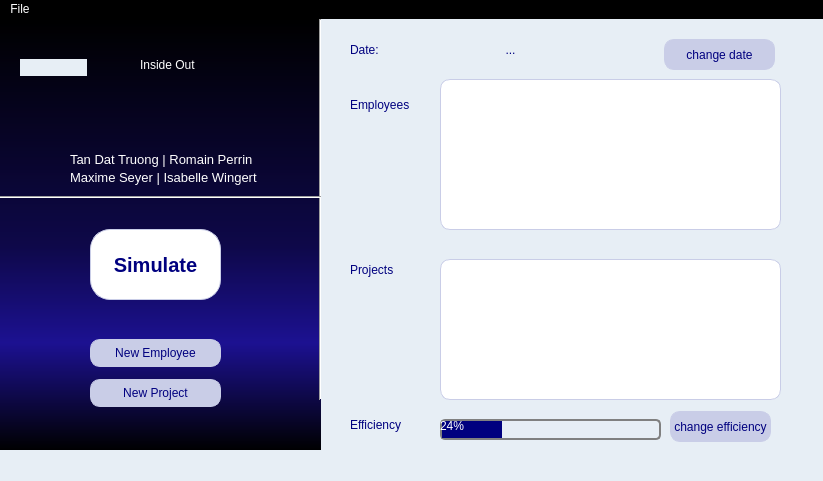
Romain96/M2S3_QualiteERP, file mainwindow.ui: the form before one commit.
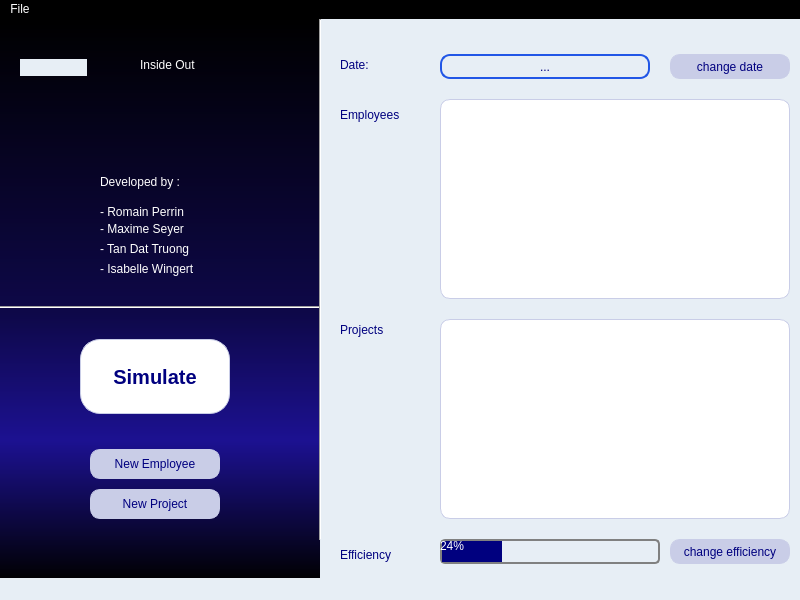
The form after the commit.

The edit to the form file:
```diff
--- a/mainwindow.ui
+++ b/mainwindow.ui
@@ -6,10 +6,22 @@
    <rect>
     <x>0</x>
     <y>0</y>
-    <width>823</width>
-    <height>481</height>
+    <width>800</width>
+    <height>600</height>
    </rect>
   </property>
+  <property name="minimumSize">
+   <size>
+    <width>800</width>
+    <height>600</height>
+   </size>
+  </property>
+  <property name="maximumSize">
+   <size>
+    <width>800</width>
+    <height>600</height>
+   </size>
+  </property>
   <property name="windowTitle">
    <string>MainWindow</string>
   </property>
@@ -29,11 +41,23 @@
     <property name="geometry">
      <rect>
       <x>90</x>
-      <y>360</y>
-      <width>131</width>
-      <height>28</height>
+      <y>470</y>
+      <width>130</width>
+      <height>30</height>
      </rect>
     </property>
+    <property name="minimumSize">
+     <size>
+      <width>130</width>
+      <height>30</height>
+     </size>
+    </property>
+    <property name="maximumSize">
+     <size>
+      <width>130</width>
+      <height>30</height>
+     </size>
+    </property>
     <property name="styleSheet">
      <string notr="true">QPushButton:!hover {
 background-color:rgb(201, 205, 231);
@@ -81,11 +105,23 @@
     <property name="geometry">
      <rect>
       <x>440</x>
-      <y>400</y>
-      <width>221</width>
-      <height>21</height>
+      <y>520</y>
+      <width>220</width>
+      <height>25</height>
      </rect>
     </property>
+    <property name="minimumSize">
+     <size>
+      <width>220</width>
+      <height>25</height>
+     </size>
+    </property>
+    <property name="maximumSize">
+     <size>
+      <width>220</width>
+      <height>25</height>
+     </size>
+    </property>
     <property name="styleSheet">
      <string notr="true">QProgressBar {
 border: 2px solid grey;
@@ -106,8 +142,8 @@
    <widget class="QLabel" name="label_efficiency">
     <property name="geometry">
      <rect>
-      <x>350</x>
-      <y>390</y>
+      <x>340</x>
+      <y>520</y>
       <width>71</width>
       <height>31</height>
      </rect>
@@ -122,7 +158,7 @@
       <x>310</x>
       <y>0</y>
       <width>20</width>
-      <height>381</height>
+      <height>521</height>
      </rect>
     </property>
     <property name="styleSheet">
@@ -136,8 +172,8 @@
     <property name="geometry">
      <rect>
       <x>0</x>
-      <y>170</y>
-      <width>321</width>
+      <y>280</y>
+      <width>320</width>
       <height>16</height>
      </rect>
     </property>
@@ -148,29 +184,11 @@
      <enum>Qt::Horizontal</enum>
     </property>
    </widget>
-   <widget class="QLabel" name="label_dev_team1">
-    <property name="geometry">
-     <rect>
-      <x>70</x>
-      <y>130</y>
-      <width>191</width>
-      <height>21</height>
-     </rect>
-    </property>
-    <property name="styleSheet">
-     <string notr="true">background-color:none;
-font-size:10pt;
-color:white;</string>
-    </property>
-    <property name="text">
-     <string>Tan Dat Truong | Romain Perrin</string>
-    </property>
-   </widget>
    <widget class="QLabel" name="label_projects">
     <property name="geometry">
      <rect>
-      <x>350</x>
-      <y>240</y>
+      <x>340</x>
+      <y>300</y>
       <width>71</width>
       <height>21</height>
      </rect>
@@ -183,11 +201,23 @@
     <property name="geometry">
      <rect>
       <x>90</x>
-      <y>320</y>
-      <width>131</width>
-      <height>28</height>
+      <y>430</y>
+      <width>130</width>
+      <height>30</height>
      </rect>
     </property>
+    <property name="minimumSize">
+     <size>
+      <width>130</width>
+      <height>30</height>
+     </size>
+    </property>
+    <property name="maximumSize">
+     <size>
+      <width>130</width>
+      <height>30</height>
+     </size>
+    </property>
     <property name="styleSheet">
      <string notr="true">QPushButton:!hover {
 background-color:rgb(201, 205, 231);
@@ -216,12 +246,24 @@
    <widget class="QPushButton" name="pushButton_simulate">
     <property name="geometry">
      <rect>
-      <x>90</x>
-      <y>210</y>
-      <width>131</width>
-      <height>71</height>
+      <x>80</x>
+      <y>320</y>
+      <width>150</width>
+      <height>75</height>
      </rect>
     </property>
+    <property name="minimumSize">
+     <size>
+      <width>150</width>
+      <height>75</height>
+     </size>
+    </property>
+    <property name="maximumSize">
+     <size>
+      <width>150</width>
+      <height>75</height>
+     </size>
+    </property>
     <property name="styleSheet">
      <string notr="true">QPushButton:hover {
 background-color:rgb(85, 86, 200);
@@ -252,8 +294,8 @@
    <widget class="QLabel" name="label_employees">
     <property name="geometry">
      <rect>
-      <x>350</x>
-      <y>70</y>
+      <x>340</x>
+      <y>80</y>
       <width>81</width>
       <height>31</height>
      </rect>
@@ -266,11 +308,23 @@
     <property name="geometry">
      <rect>
       <x>440</x>
-      <y>60</y>
-      <width>341</width>
-      <height>151</height>
+      <y>80</y>
+      <width>350</width>
+      <height>200</height>
      </rect>
     </property>
+    <property name="minimumSize">
+     <size>
+      <width>350</width>
+      <height>200</height>
+     </size>
+    </property>
+    <property name="maximumSize">
+     <size>
+      <width>350</width>
+      <height>200</height>
+     </size>
+    </property>
     <property name="styleSheet">
      <string notr="true">    border-radius:10px;
     border:1px solid rgb(201, 205, 231);
@@ -281,11 +335,23 @@
     <property name="geometry">
      <rect>
       <x>440</x>
-      <y>240</y>
-      <width>341</width>
-      <height>141</height>
+      <y>300</y>
+      <width>350</width>
+      <height>200</height>
      </rect>
     </property>
+    <property name="minimumSize">
+     <size>
+      <width>350</width>
+      <height>200</height>
+     </size>
+    </property>
+    <property name="maximumSize">
+     <size>
+      <width>350</width>
+      <height>200</height>
+     </size>
+    </property>
     <property name="styleSheet">
      <string notr="true">    border-radius:10px;
     border:1px solid rgb(201, 205, 231);
@@ -297,10 +363,22 @@
      <rect>
       <x>0</x>
       <y>0</y>
-      <width>321</width>
-      <height>431</height>
+      <width>320</width>
+      <height>561</height>
      </rect>
     </property>
+    <property name="minimumSize">
+     <size>
+      <width>320</width>
+      <height>0</height>
+     </size>
+    </property>
+    <property name="maximumSize">
+     <size>
+      <width>320</width>
+      <height>16777215</height>
+     </size>
+    </property>
     <property name="styleSheet">
      <string notr="true">background:qlineargradient(spread:pad, x1:0, y1:1, x2:0, y2:0, stop:0 rgba(0, 0, 0, 255), stop:0.25 rgba(28, 17, 145, 255), stop:0.474576 rgba(14, 8, 73, 255), stop:1 rgba(0, 0, 0, 255));</string>
     </property>
@@ -321,33 +399,32 @@
      <string/>
     </property>
    </widget>
-   <widget class="QLabel" name="label_dev_team2">
-    <property name="geometry">
-     <rect>
-      <x>70</x>
-      <y>150</y>
-      <width>241</width>
-      <height>16</height>
-     </rect>
-    </property>
-    <property name="styleSheet">
-     <string notr="true">background-color:none;
-font-size:10pt;
-color:white;</string>
-    </property>
-    <property name="text">
-     <string>Maxime Seyer | Isabelle Wingert</string>
-    </property>
-   </widget>
    <widget class="QLabel" name="label_start_date">
     <property name="geometry">
      <rect>
       <x>440</x>
-      <y>20</y>
-      <width>141</width>
-      <height>21</height>
+      <y>35</y>
+      <width>210</width>
+      <height>25</height>
      </rect>
     </property>
+    <property name="minimumSize">
+     <size>
+      <width>210</width>
+      <height>25</height>
+     </size>
+    </property>
+    <property name="maximumSize">
+     <size>
+      <width>210</width>
+      <height>25</height>
+     </size>
+    </property>
+    <property name="styleSheet">
+     <string notr="true">border-radius:10px;
+border:2px solid;
+border-color: #2156E6;</string>
+    </property>
     <property name="text">
      <string>...</string>
     </property>
@@ -358,8 +435,8 @@
    <widget class="QLabel" name="label_date">
     <property name="geometry">
      <rect>
-      <x>350</x>
-      <y>20</y>
+      <x>340</x>
+      <y>35</y>
       <width>71</width>
       <height>21</height>
      </rect>
@@ -371,12 +448,24 @@
    <widget class="QPushButton" name="pushButton_change_date">
     <property name="geometry">
      <rect>
-      <x>664</x>
-      <y>20</y>
-      <width>111</width>
-      <height>31</height>
+      <x>670</x>
+      <y>35</y>
+      <width>120</width>
+      <height>25</height>
      </rect>
     </property>
+    <property name="minimumSize">
+     <size>
+      <width>120</width>
+      <height>25</height>
+     </size>
+    </property>
+    <property name="maximumSize">
+     <size>
+      <width>120</width>
+      <height>25</height>
+     </size>
+    </property>
     <property name="styleSheet">
      <string notr="true">QPushButton:!hover {
 background-color:rgb(201, 205, 231);
@@ -406,11 +495,23 @@
     <property name="geometry">
      <rect>
       <x>670</x>
-      <y>392</y>
-      <width>101</width>
-      <height>31</height>
+      <y>520</y>
+      <width>120</width>
+      <height>25</height>
      </rect>
     </property>
+    <property name="minimumSize">
+     <size>
+      <width>120</width>
+      <height>25</height>
+     </size>
+    </property>
+    <property name="maximumSize">
+     <size>
+      <width>120</width>
+      <height>25</height>
+     </size>
+    </property>
     <property name="styleSheet">
      <string notr="true">QPushButton:!hover {
 background-color:rgb(201, 205, 231);
@@ -436,34 +537,182 @@
      <string>change efficiency</string>
     </property>
    </widget>
+   <widget class="QLabel" name="label_credits_1">
+    <property name="geometry">
+     <rect>
+      <x>100</x>
+      <y>150</y>
+      <width>120</width>
+      <height>25</height>
+     </rect>
+    </property>
+    <property name="minimumSize">
+     <size>
+      <width>120</width>
+      <height>25</height>
+     </size>
+    </property>
+    <property name="maximumSize">
+     <size>
+      <width>120</width>
+      <height>25</height>
+     </size>
+    </property>
+    <property name="styleSheet">
+     <string notr="true">color:white;
+background-color:none;</string>
+    </property>
+    <property name="text">
+     <string>Developed by :</string>
+    </property>
+   </widget>
+   <widget class="QLabel" name="label_credits_2">
+    <property name="geometry">
+     <rect>
+      <x>100</x>
+      <y>180</y>
+      <width>120</width>
+      <height>25</height>
+     </rect>
+    </property>
+    <property name="minimumSize">
+     <size>
+      <width>120</width>
+      <height>25</height>
+     </size>
+    </property>
+    <property name="maximumSize">
+     <size>
+      <width>120</width>
+      <height>25</height>
+     </size>
+    </property>
+    <property name="styleSheet">
+     <string notr="true">color:white;
+background-color:none;</string>
+    </property>
+    <property name="text">
+     <string>- Romain Perrin</string>
+    </property>
+   </widget>
+   <widget class="QLabel" name="label_credits_3">
+    <property name="geometry">
+     <rect>
+      <x>100</x>
+      <y>200</y>
+      <width>120</width>
+      <height>20</height>
+     </rect>
+    </property>
+    <property name="minimumSize">
+     <size>
+      <width>120</width>
+      <height>20</height>
+     </size>
+    </property>
+    <property name="maximumSize">
+     <size>
+      <width>120</width>
+      <height>20</height>
+     </size>
+    </property>
+    <property name="styleSheet">
+     <string notr="true">color:white;
+background-color:none;</string>
+    </property>
+    <property name="text">
+     <string>- Maxime Seyer</string>
+    </property>
+   </widget>
+   <widget class="QLabel" name="label_credits_4">
+    <property name="geometry">
+     <rect>
+      <x>100</x>
+      <y>220</y>
+      <width>120</width>
+      <height>20</height>
+     </rect>
+    </property>
+    <property name="minimumSize">
+     <size>
+      <width>120</width>
+      <height>20</height>
+     </size>
+    </property>
+    <property name="maximumSize">
+     <size>
+      <width>120</width>
+      <height>20</height>
+     </size>
+    </property>
+    <property name="styleSheet">
+     <string notr="true">color:white;
+background-color:none;</string>
+    </property>
+    <property name="text">
+     <string>- Tan Dat Truong</string>
+    </property>
+   </widget>
+   <widget class="QLabel" name="label_credits_5">
+    <property name="geometry">
+     <rect>
+      <x>100</x>
+      <y>240</y>
+      <width>120</width>
+      <height>20</height>
+     </rect>
+    </property>
+    <property name="minimumSize">
+     <size>
+      <width>120</width>
+      <height>20</height>
+     </size>
+    </property>
+    <property name="maximumSize">
+     <size>
+      <width>120</width>
+      <height>20</height>
+     </size>
+    </property>
+    <property name="styleSheet">
+     <string notr="true">color:white;
+background-color:none;</string>
+    </property>
+    <property name="text">
+     <string>- Isabelle Wingert</string>
+    </property>
+   </widget>
    <zorder>label_fond</zorder>
    <zorder>pushButton_new_project</zorder>
    <zorder>label_company_name</zorder>
    <zorder>progressBar_efficiency</zorder>
    <zorder>label_efficiency</zorder>
    <zorder>line</zorder>
-   <zorder>line_2</zorder>
-   <zorder>label_dev_team1</zorder>
    <zorder>label_projects</zorder>
    <zorder>pushButton_new_employee</zorder>
    <zorder>pushButton_simulate</zorder>
    <zorder>label_employees</zorder>
    <zorder>textBrowser_employees</zorder>
    <zorder>textBrowser_projects</zorder>
-   <zorder>icone</zorder>
-   <zorder>label_dev_team2</zorder>
    <zorder>label_start_date</zorder>
    <zorder>label_date</zorder>
    <zorder>pushButton_change_date</zorder>
    <zorder>pushButton_change_efficiency</zorder>
+   <zorder>icone</zorder>
+   <zorder>line_2</zorder>
+   <zorder>label_credits_1</zorder>
+   <zorder>label_credits_2</zorder>
+   <zorder>label_credits_3</zorder>
+   <zorder>label_credits_4</zorder>
+   <zorder>label_credits_5</zorder>
   </widget>
   <widget class="QMenuBar" name="menuBar">
    <property name="geometry">
     <rect>
      <x>0</x>
      <y>0</y>
-     <width>823</width>
-     <height>21</height>
+     <width>800</width>
+     <height>22</height>
     </rect>
    </property>
    <widget class="QMenu" name="menuFichier">
```
